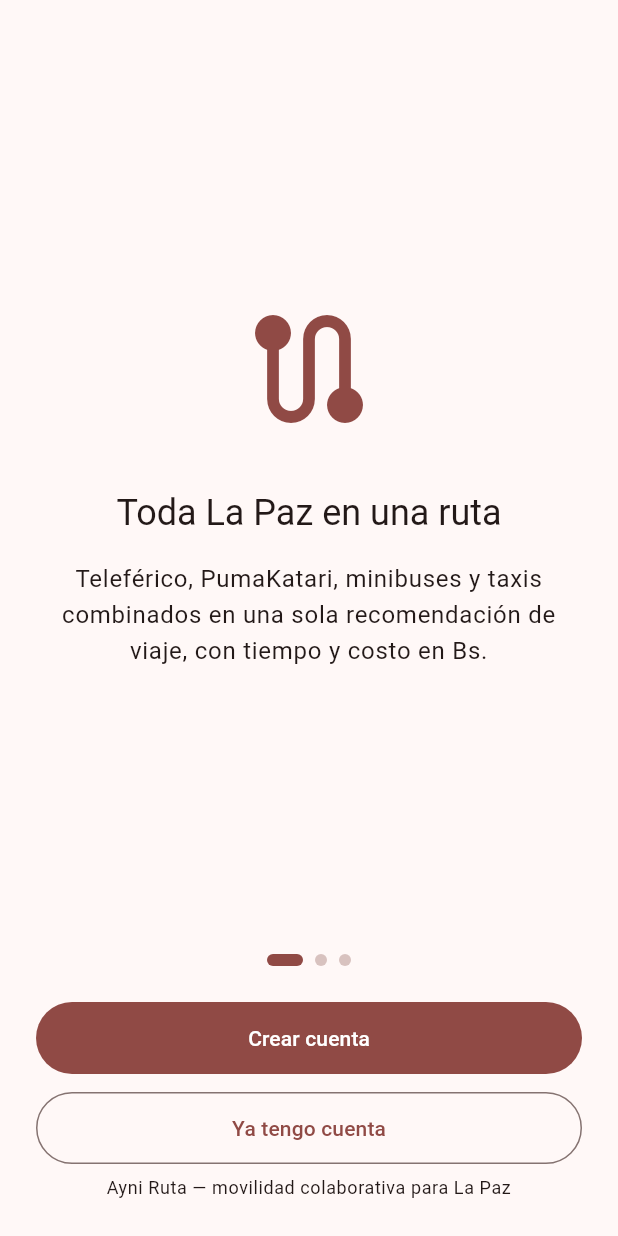
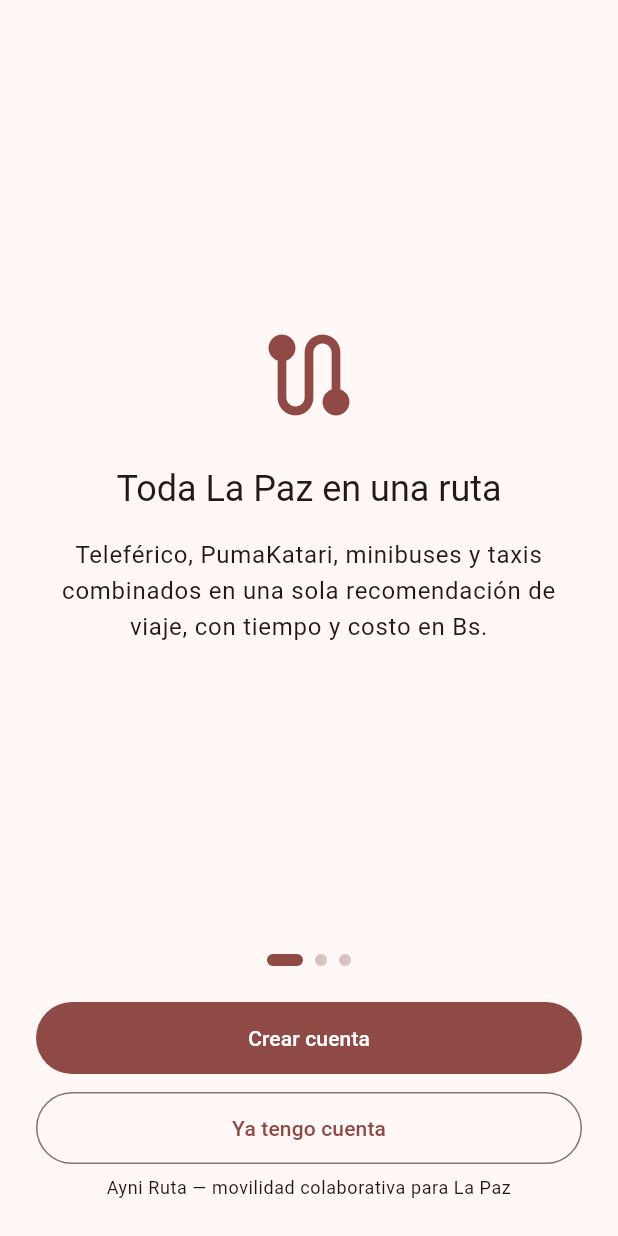
Before and after one commit to ArielM457/Tu-Ruta-Pace-a, a Flutter app: the WelcomeScreen screen opened directly, on a phone screen of 412 x 824 dp. Run offline on Flutter 3.47's test engine with Material 3 defaults, Android fonts, the phone set to English and light mode, and no system bars; our stand-ins replace dio, flutter_animate, flutter_riverpod, flutter_tts, freezed_annotation, gap and 6 more; accounts and stored records are empty.

Commit message:
Fix conflicts

```diff
--- a/mobile/lib/modules/auth/data/supabase_auth_repository.dart
+++ b/mobile/lib/modules/auth/data/supabase_auth_repository.dart
@@ -43,6 +43,10 @@ class SupabaseAuthRepository implements AuthRepository {
     switch (exception.code) {
       case 'invalid_credentials':
         return 'Correo o contraseña incorrectos';
+      case 'email_address_invalid':
+        return 'Ese correo no es válido para registrarse; usa un correo real (ej. tu Gmail)';
+      case 'signup_disabled':
+        return 'El registro de cuentas nuevas está desactivado en este proyecto';
       case 'email_exists':
       case 'user_already_exists':
         return 'Ya existe una cuenta con este correo';
--- a/mobile/lib/modules/auth/presentation/screens/welcome_screen.dart
+++ b/mobile/lib/modules/auth/presentation/screens/welcome_screen.dart
@@ -109,11 +109,15 @@ class _SlideView extends StatelessWidget {
   @override
   Widget build(BuildContext context) {
     final theme = Theme.of(context);
-    return Column(
+    return LayoutBuilder(
+      builder: (context, constraints) => SingleChildScrollView(
+        child: ConstrainedBox(
+          constraints: BoxConstraints(minHeight: constraints.maxHeight),
+          child: Column(
             mainAxisAlignment: MainAxisAlignment.center,
             children: [
-        Icon(slide.icon, size: 96, color: theme.colorScheme.primary),
-        const SizedBox(height: 32),
+              Icon(slide.icon, size: 72, color: theme.colorScheme.primary),
+              const SizedBox(height: 24),
               Text(
                 slide.title,
                 style: theme.textTheme.headlineSmall,
@@ -126,6 +130,9 @@ class _SlideView extends StatelessWidget {
                 textAlign: TextAlign.center,
               ),
             ],
+          ),
+        ),
+      ),
     );
   }
 }
```
Also changed, not shown: 4 other files. Lines whose indentation alone changed are shown as unchanged.
